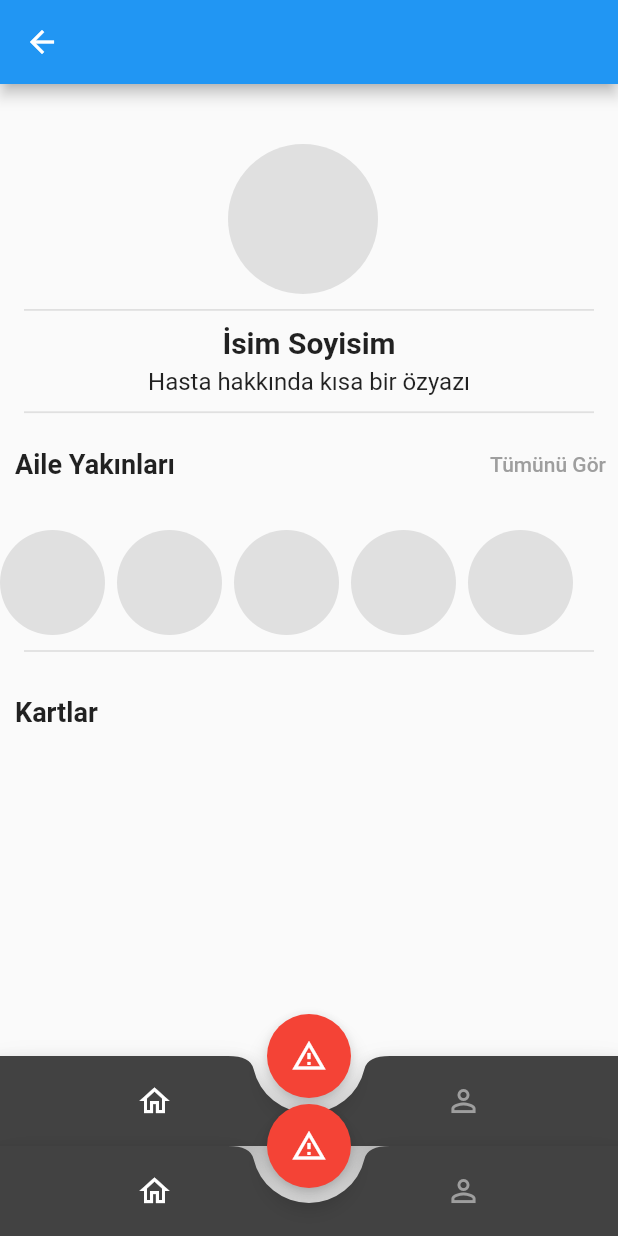
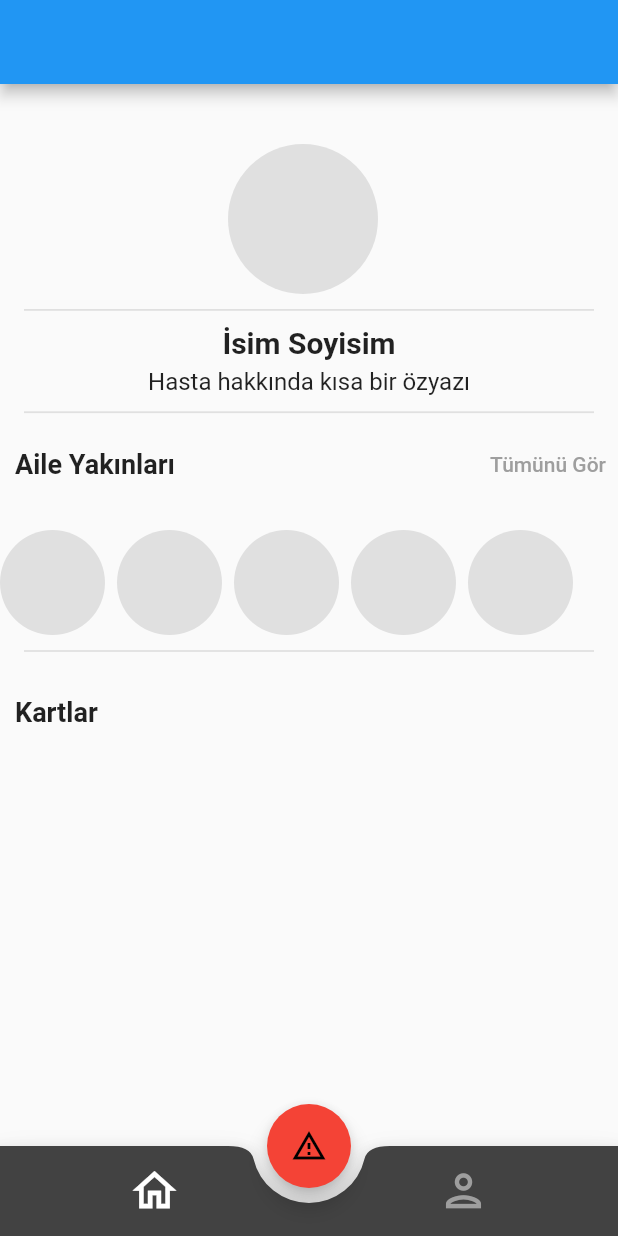
Before and after one commit to Burakka1/AlzHelper, a Flutter app: the Navbar screen opened directly, after a tap on the "home" icon, on a phone screen of 412 x 824 dp. Run offline on Flutter 3.47's test engine with Material 2 defaults, Android fonts, the phone set to English and light mode, and no system bars; our stand-ins replace firebase_core; accounts and stored records are empty.

Commit message:
Navbar Düzeltildi

```diff
--- a/lib/Classes.dart
+++ b/lib/Classes.dart
@@ -76,6 +76,7 @@ class NotesWidget extends StatelessWidget {
   }
 }
 
+
 class FamilyRelationsWidget extends StatelessWidget {
   final String name;
   final String degreeOfCloseness;
@@ -137,6 +138,25 @@ class FamilyRelationsWidget extends StatelessWidget {
   }
 }
 
+class CustomFloatingActionButton extends StatelessWidget {
+  final VoidCallback onPressed;
+
+  const CustomFloatingActionButton({Key? key, required this.onPressed}) : super(key: key);
+
+  @override
+  Widget build(BuildContext context) {
+    return FloatingActionButton(
+      onPressed: onPressed,
+      tooltip: 'Add',
+      child: Icon(Icons.add, color: AllColors.black),
+      backgroundColor: AllColors.grey,
+      shape: StadiumBorder(
+        side: BorderSide(color: AllColors.black, width: 0.8),
+      ),
+    );
+  }
+}
+
 //Color color = AllColors.grey, şeklinde renkleri çekmek için
 class AllColors {
   static const Color white = Colors.white;
--- a/lib/FamilyRelations.dart
+++ b/lib/FamilyRelations.dart
@@ -9,7 +9,7 @@ class FamilyRelations extends StatelessWidget {
     return Scaffold(
       appBar: AppBar(),
       body:  SingleChildScrollView(
-        child: Column(
+        child:  Column(
           crossAxisAlignment: CrossAxisAlignment.start,
           children: [
             SizedBox(height: 20),
--- a/lib/Notes.dart
+++ b/lib/Notes.dart
@@ -31,102 +31,3 @@ class Notes extends StatelessWidget {
     );
   }
 }
-
-class Navbar extends StatefulWidget {
-  const Navbar({Key? key}) : super(key: key);
-
-  @override
-  _HomeState createState() => _HomeState();
-}
-
-class _HomeState extends State<Navbar> {
-  // Properties & Variables needed
-
-  int currentTab = 0; // to keep track of active tab index
-  final List<Widget> screens = [
-    const Home(),
-    const Profile()
-  ]; // to store nested tabs
-  final PageStorageBucket bucket = PageStorageBucket();
-  Widget currentScreen = Home(); // Our first view in viewport
-
-  @override
-  Widget build(BuildContext context) {
-    return Scaffold(
-      body: PageStorage(
-        child: currentScreen,
-        bucket: bucket,
-      ),
-      floatingActionButton: FloatingActionButton(
-        backgroundColor: Colors.red,
-        child: const Icon(Icons.warning_amber_outlined),
-        onPressed: () {},
-      ),
-      floatingActionButtonLocation: FloatingActionButtonLocation.centerDocked,
-      bottomNavigationBar: BottomAppBar(
-        color: Colors.grey.shade800,
-        shape: const CircularNotchedRectangle(),
-        notchMargin: 10,
-        child: SizedBox(
-          height: 60,
-          child: Row(
-            mainAxisAlignment: MainAxisAlignment.spaceAround,
-            children: <Widget>[
-              Row(
-                crossAxisAlignment: CrossAxisAlignment.start,
-                children: <Widget>[
-                  MaterialButton(
-                    minWidth: 40,
-                    onPressed: () {
-                      setState(() {
-                        currentScreen =
-                            const Navbar(); // if user taps on this dashboard tab will be active
-                        currentTab = 0;
-                      });
-                    },
-                    child: Column(
-                      mainAxisAlignment: MainAxisAlignment.center,
-                      children: <Widget>[
-                        Icon(
-                          Icons.home_outlined,
-                          color: currentTab == 0 ? Colors.white : Colors.grey,
-                        ),
-                      ],
-                    ),
-                  ),
-                ],
-              ),
-
-              // Right Tab bar icons
-
-              Row(
-                crossAxisAlignment: CrossAxisAlignment.start,
-                children: <Widget>[
-                  MaterialButton(
-                    minWidth: 40,
-                    onPressed: () {
-                      setState(() {
-                        currentScreen =
-                            const Profile(); // if user taps on this dashboard tab will be active
-                        currentTab = 3;
-                      });
-                    },
-                    child: Column(
-                      mainAxisAlignment: MainAxisAlignment.center,
-                      children: <Widget>[
-                        Icon(
-                          Icons.person_outline_outlined,
-                          color: currentTab == 3 ? Colors.white : Colors.grey,
-                        ),
-                      ],
-                    ),
-                  )
-                ],
-              )
-            ],
-          ),
-        ),
-      ),
-    );
-  }
-}
--- a/lib/Reminders.dart
+++ b/lib/Reminders.dart
@@ -10,7 +10,7 @@ class Reminders extends StatelessWidget {
     return Scaffold(
       appBar: AppBar(),
       body: Center(),
-      floatingActionButton: FloatingActionButton(
+      floatingActionButton: CustomFloatingActionButton(
         onPressed: () {},
       ),
       floatingActionButtonLocation: FloatingActionButtonLocation.endFloat,
--- a/lib/main.dart
+++ b/lib/main.dart
@@ -1,8 +1,10 @@
 //import 'dart:html';
 import 'package:flutter/material.dart';
 import 'package:flutter_p/FamilyRelations.dart';
+import 'package:flutter_p/Navbar.dart';
 import 'package:flutter_p/Notes.dart';
 import 'package:firebase_core/firebase_core.dart';
+import 'package:flutter_p/Reminders.dart';
 import 'firebase_options.dart';
 
 void main() async {
@@ -22,7 +24,7 @@ class MyApp extends StatelessWidget {
       theme: ThemeData(
         primarySwatch: Colors.blue,
       ),
-      home: const FamilyRelations(),
+      home: const Navbar(),
     );
   }
 }
```
